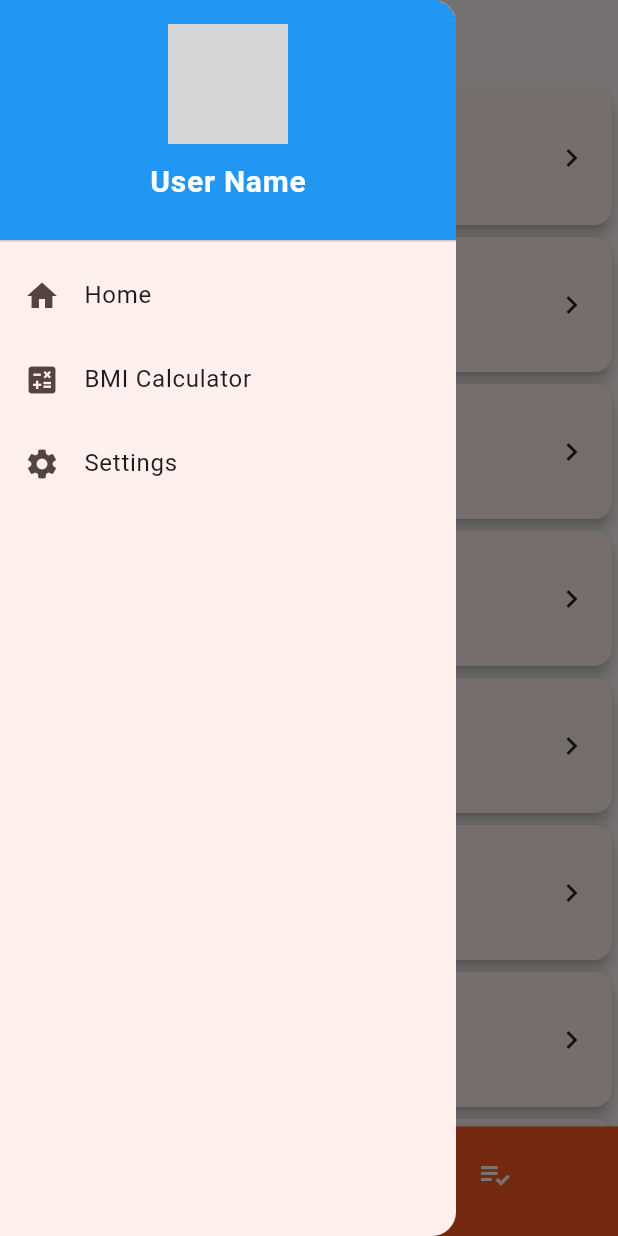
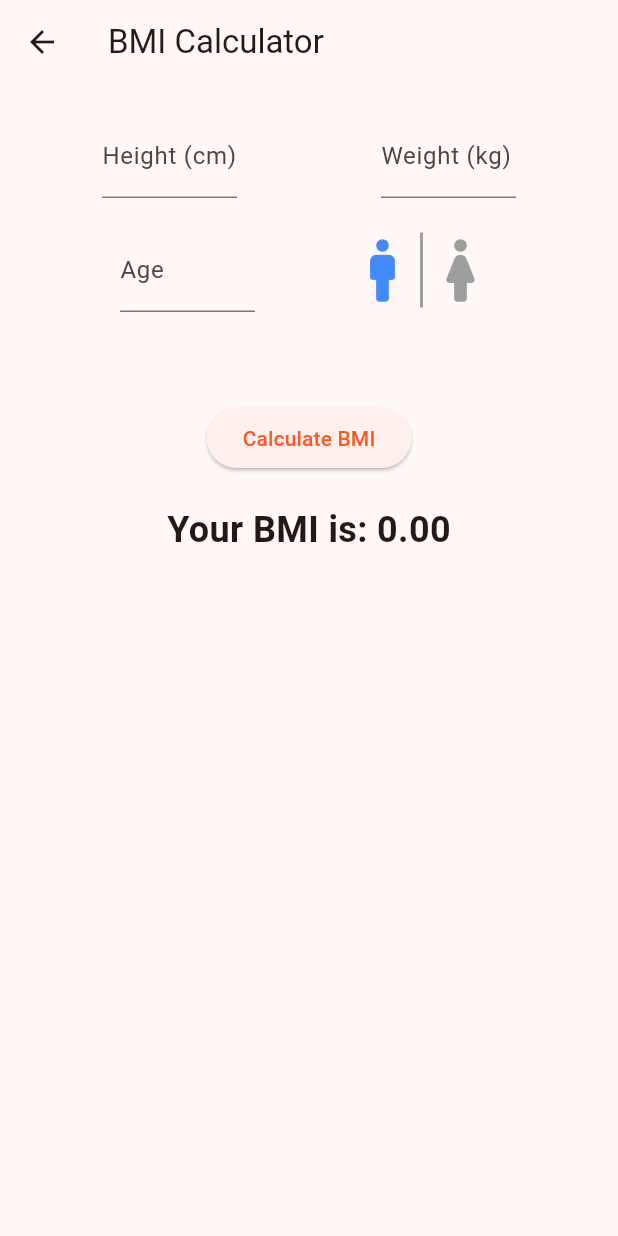
Before and after one commit to Alankoye1/planner_application, a Flutter app: the screen it shows after launch, in the side drawer, after a tap on "BMI Calculator", on a phone screen of 412 x 824 dp. Run offline on Flutter 3.47's test engine with Material 3 defaults, Android fonts, the phone set to English and light mode, and no system bars; grey boxes are pictures that could not be loaded.

Commit message:
feat: Add BMI Calculator screen and integrate navigation from MyDrawer

```diff
--- /dev/null
+++ b/lib/screens/bmi_screen.dart
@@ -0,0 +1,150 @@
+import 'package:flutter/foundation.dart';
+import 'package:flutter/material.dart';
+
+class BmiScreen extends StatefulWidget {
+  const BmiScreen({super.key});
+
+  @override
+  State<BmiScreen> createState() => _BmiScreenState();
+}
+
+class _BmiScreenState extends State<BmiScreen> {
+  TextEditingController heightController = TextEditingController();
+  TextEditingController weightController = TextEditingController();
+  TextEditingController ageController = TextEditingController();
+  bool isMale = true; // true for male, false for female
+  double result = 0.0; // Placeholder for BMI result
+
+  @override
+  Widget build(BuildContext context) {
+    return Scaffold(
+      appBar: AppBar(title: const Text('BMI Calculator')),
+      body: Padding(
+        padding: const EdgeInsets.all(20.0),
+        child: Column(
+          children: [
+            Row(
+              mainAxisAlignment: MainAxisAlignment.spaceAround,
+              children: [
+                CustomTextField(
+                  labelText: 'Height (cm)',
+                  controller: heightController,
+                ),
+                CustomTextField(
+                  labelText: 'Weight (kg)',
+                  controller: weightController,
+                ),
+              ],
+            ),
+            SizedBox(height: 20),
+            Row(
+              mainAxisAlignment: MainAxisAlignment.spaceEvenly,
+              children: [
+                CustomTextField(labelText: 'Age', controller: ageController),
+                GenderSwitch(
+                  isMale: isMale,
+                  onGenderChanged: (bool value) {
+                    setState(() {
+                      isMale = value;
+                    });
+                  },
+                ),
+              ],
+            ),
+            SizedBox(height: 60),
+            ElevatedButton(
+              onPressed: () {
+                // TODO: Implement BMI calculation
+                double height = double.tryParse(heightController.text) ?? 0;
+                double weight = double.tryParse(weightController.text) ?? 0;
+                double age = double.tryParse(ageController.text) ?? 0;
+                double bmi = weight / (height * height);
+                setState(() {
+                  if (isMale) {
+                    result = ((1.2 * bmi) + (0.23 * age)) - 16.2;
+                  } else {
+                    result = ((1.2 * bmi) + (0.23 * age)) - 5.4;
+                  }
+                });
+              },
+              child: const Text('Calculate BMI'),
+            ),
+            SizedBox(height: 20),
+            Text(
+              'Your BMI is: ${result.toStringAsFixed(2)}',
+              style: const TextStyle(fontSize: 24, fontWeight: FontWeight.bold),
+            ),
+          ],
+        ),
+      ),
+    );
+  }
+}
+
+class CustomTextField extends StatelessWidget {
+  const CustomTextField({
+    super.key,
+    required this.labelText,
+    required this.controller,
+  });
+
+  final String labelText;
+  final TextEditingController controller;
+
+  @override
+  Widget build(BuildContext context) {
+    return SizedBox(
+      width: 90,
+      child: TextField(
+        decoration: InputDecoration(labelText: labelText),
+        keyboardType: TextInputType.number,
+        controller: controller,
+        textInputAction: TextInputAction.next,
+      ),
+    );
+  }
+}
+
+class GenderSwitch extends StatelessWidget {
+  const GenderSwitch({
+    super.key,
+    required this.isMale,
+    required this.onGenderChanged,
+  });
+
+  final bool isMale;
+  final ValueChanged<bool> onGenderChanged;
+
+  @override
+  Widget build(BuildContext context) {
+    return InkWell(
+      onTap: () {
+        if (isMale) {
+          onGenderChanged(false);
+        } else {
+          onGenderChanged(true);
+        }
+      },
+      child: Row(
+        children: [
+          Icon(
+            Icons.man_rounded,
+            color: isMale ? Colors.blueAccent : Colors.grey,
+            size: 50,
+          ),
+          Container(
+            height: 50,
+            decoration: BoxDecoration(
+              border: Border.all(width: 1, color: Colors.grey),
+            ),
+          ),
+          Icon(
+            Icons.woman_rounded,
+            color: isMale ? Colors.grey : Colors.pink,
+            size: 50,
+          ),
+        ],
+      ),
+    );
+  }
+}
--- a/lib/widgets/my_drawer.dart
+++ b/lib/widgets/my_drawer.dart
@@ -1,4 +1,5 @@
 import 'package:flutter/material.dart';
+import 'package:planner/screens/bmi_screen.dart';
 
 class MyDrawer extends StatelessWidget {
   const MyDrawer({super.key});
@@ -10,9 +11,7 @@ class MyDrawer extends StatelessWidget {
         padding: EdgeInsets.zero,
         children: [
           DrawerHeader(
-            decoration: const BoxDecoration(
-              color: Colors.blue,
-            ),
+            decoration: const BoxDecoration(color: Colors.blue),
             child: Column(
               children: const [
                 CircleAvatar(
@@ -43,7 +42,23 @@ class MyDrawer extends StatelessWidget {
             title: const Text('BMI Calculator'),
             onTap: () {
               // TODO: Navigate to BMI calculator screen
-              // Navigator.of(context).pushReplacementNamed('/bmi-calculator');
+              Navigator.of(context).push(MaterialPageRoute(
+                builder: (context) => const BmiScreen(),
+              ));
+            },
+          ),
+          ListTile(
+            leading: const Icon(Icons.fastfood),
+            title: const Text('Calory Tracker'),
+            onTap: () {
+              // TODO: Navigate to calory tracker screen
+            },
+          ),
+          ListTile(
+            leading: const Icon(Icons.favorite),
+            title: const Text('Favorites'),
+            onTap: () {
+              // TODO: Navigate to favorites screen
             },
           ),
           ListTile(
@@ -51,7 +66,6 @@ class MyDrawer extends StatelessWidget {
             title: const Text('Settings'),
             onTap: () {
               // TODO: Navigate to settings screen
-              // Navigator.of(context).pushReplacementNamed('/settings');
             },
           ),
         ],
```
